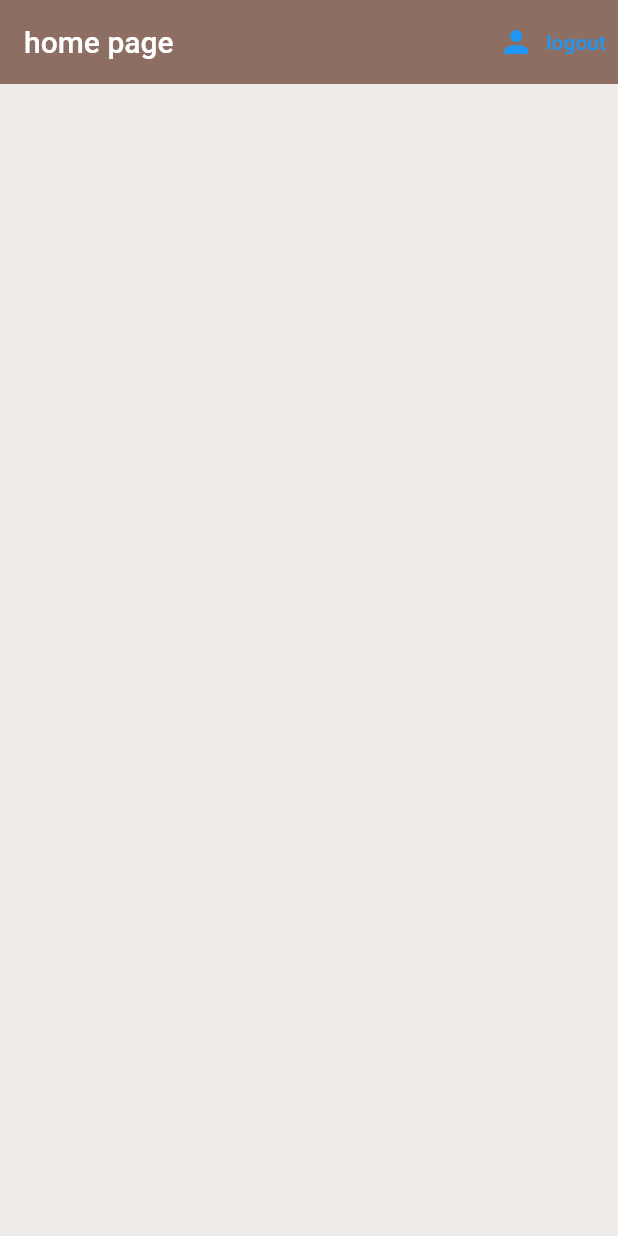
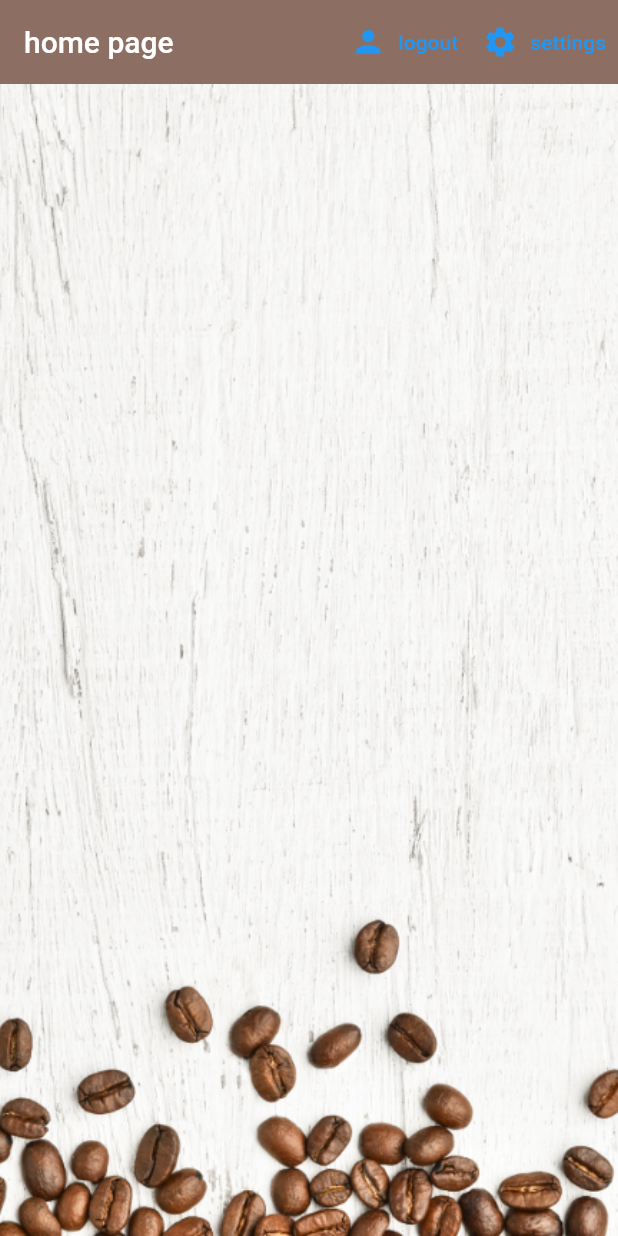
Before and after one commit to Monnagg/Flutter-FireBase-project, a Flutter app: the screen it shows once a user with an empty profile is signed in, on a phone screen of 412 x 824 dp. Run offline on Flutter 3.47's test engine with Material 2 defaults, Android fonts, the phone set to English and light mode, and no system bars; our stand-ins replace cloud_firestore, firebase_auth, firebase_core, flutter_spinkit; missing offline and left inert: dart:ffi; accounts and stored records are empty.

```diff
--- /dev/null
+++ b/lib/model/brew.dart
@@ -0,0 +1,7 @@
+class Brew {
+  final String name;
+  final String sugars;
+  final int strength;
+
+  Brew({required this.name, required this.sugars, required this.strength});
+}
--- a/lib/model/user.dart
+++ b/lib/model/user.dart
@@ -3,3 +3,12 @@ class UserLocal {
 
   UserLocal(this.uid);
 }
+
+class UserData {
+  final String uid;
+  final String name;
+  final String sugars;
+  final int strength;
+
+  UserData({required this.uid, required this.name, required this.sugars,required this.strength});
+}
--- /dev/null
+++ b/lib/screens/home/brew_list.dart
@@ -0,0 +1,32 @@
+import 'package:cloud_firestore/cloud_firestore.dart';
+import 'package:firebase/model/brew.dart';
+import 'package:firebase/screens/home/brew_tile.dart';
+import 'package:flutter/material.dart';
+import 'package:flutter/src/widgets/framework.dart';
+import 'package:flutter/src/widgets/placeholder.dart';
+import 'package:provider/provider.dart';
+
+class UserList extends StatefulWidget {
+  const UserList({super.key});
+
+  @override
+  State<UserList> createState() => _UserListState();
+}
+
+class _UserListState extends State<UserList> {
+  @override
+  Widget build(BuildContext context) {
+    final brews = Provider.of<List<Brew>>(context);
+    brews.forEach((brew) {
+      print('brew');
+      print(brew.name);
+      print(brew.strength);
+      print(brew.sugars);
+    });
+    return ListView.builder(
+        itemCount: brews.length,
+        itemBuilder: (context, index) {
+          return BrewTile(brew: brews[index]);
+        });
+  }
+}
--- a/lib/screens/home/home.dart
+++ b/lib/screens/home/home.dart
@@ -1,5 +1,11 @@
+import 'package:cloud_firestore/cloud_firestore.dart';
+import 'package:firebase/model/brew.dart';
+import 'package:firebase/screens/home/brew_list.dart';
+import 'package:firebase/screens/home/settings_form.dart';
 import 'package:firebase/screens/services/auth.dart';
+import 'package:firebase/screens/services/databse.dart';
 import 'package:flutter/material.dart';
+import 'package:provider/provider.dart';
 
 class Home extends StatelessWidget {
   final AuthenService _auth = AuthenService();
@@ -7,7 +13,21 @@ class Home extends StatelessWidget {
 
   @override
   Widget build(BuildContext context) {
-    return Scaffold(
+    void _showSettingsPanel() {
+      showModalBottomSheet(
+          context: context,
+          builder: (context) {
+            return Container(
+              padding: EdgeInsets.symmetric(vertical: 20, horizontal: 60),
+              child: SettingsFrom(),
+            );
+          });
+    }
+
+    return StreamProvider<List<Brew>?>.value(
+      value: DatabaseService().coffeShopSnapshot,
+      initialData: null,
+      child: Scaffold(
         backgroundColor: Colors.brown[50],
         appBar: AppBar(
           title: Text('home page'),
@@ -20,8 +40,21 @@ class Home extends StatelessWidget {
               },
               icon: Icon(Icons.person),
               label: Text('logout'),
+            ),
+            TextButton.icon(
+              onPressed: ()=>_showSettingsPanel(),
+              icon: Icon(Icons.settings),
+              label: Text('settings'),
             )
           ],
+        ),
+        body: Container(
+          decoration: BoxDecoration(
+            image: DecorationImage(image: AssetImage('images/coffee_bg.png'),
+            fit: BoxFit.cover
+            )
+          ),
+          child: UserList()),
       ),
     );
   }
--- a/pubspec.yaml
+++ b/pubspec.yaml
@@ -66,9 +66,9 @@ flutter:
   uses-material-design: true
 
   # To add assets to your application, add an assets section, like this:
-  # assets:
-  #   - images/a_dot_burr.jpeg
-  #   - images/a_dot_ham.jpeg
+  assets:
+    - images/coffee_bg.png
+    - images/coffee_icon.png
 
   # An image asset can refer to one or more resolution-specific "variants", see
   # https://flutter.dev/assets-and-images/#resolution-aware
```
Also changed, not shown: lib/screens/home/brew_tile.dart (added, +26 -0 lines), lib/screens/home/settings_form.dart (added, +135 -0 lines), lib/screens/services/auth.dart (+10 -3 lines), lib/screens/services/databse.dart (added, +45 -0 lines), images/coffee_bg.png (added), images/coffee_icon.png (added). Lines whose indentation alone changed are shown as unchanged.
